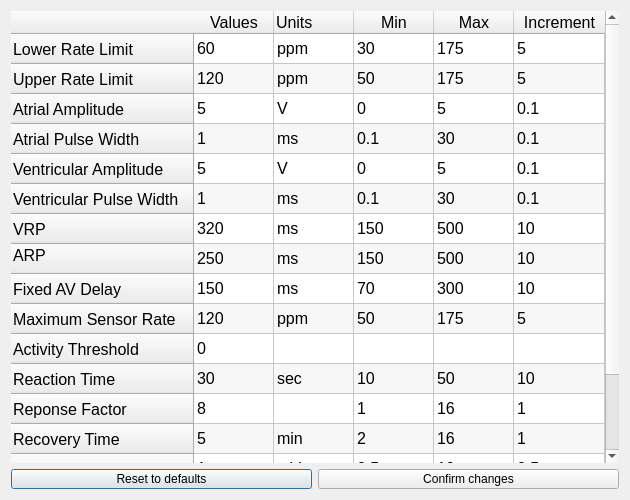
Above: DCM/ui_files/parameters.ui from CarlosCapili/3K04-Pacemaker-Project before the change. Below: the same form after it.
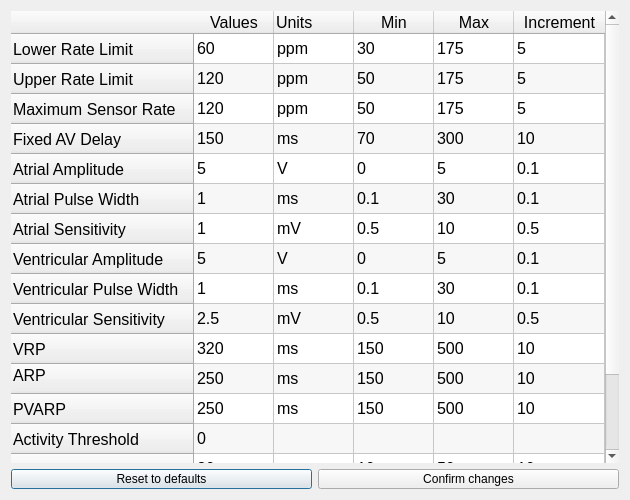
That is the form after the change.

```diff
--- a/DCM/ui_files/parameters.ui
+++ b/DCM/ui_files/parameters.ui
@@ -169,6 +169,16 @@
        <string>Upper Rate Limit</string>
       </property>
      </row>
+     <row>
+      <property name="text">
+       <string>Maximum Sensor Rate</string>
+      </property>
+     </row>
+     <row>
+      <property name="text">
+       <string>Fixed AV Delay</string>
+      </property>
+     </row>
      <row>
       <property name="text">
        <string>Atrial Amplitude</string>
@@ -179,6 +189,11 @@
        <string>Atrial Pulse Width</string>
       </property>
      </row>
+     <row>
+      <property name="text">
+       <string>Atrial Sensitivity</string>
+      </property>
+     </row>
      <row>
       <property name="text">
        <string>Ventricular Amplitude</string>
@@ -189,6 +204,11 @@
        <string>Ventricular Pulse Width</string>
       </property>
      </row>
+     <row>
+      <property name="text">
+       <string>Ventricular Sensitivity</string>
+      </property>
+     </row>
      <row>
       <property name="text">
        <string>VRP</string>
@@ -204,12 +224,7 @@
      </row>
      <row>
       <property name="text">
-       <string>Fixed AV Delay</string>
-      </property>
-     </row>
-     <row>
-      <property name="text">
-       <string>Maximum Sensor Rate</string>
+       <string>PVARP</string>
       </property>
      </row>
      <row>
@@ -232,21 +247,6 @@
        <string>Recovery Time</string>
       </property>
      </row>
-     <row>
-      <property name="text">
-       <string>Atrial Sensitivity</string>
-      </property>
-     </row>
-     <row>
-      <property name="text">
-       <string>Ventricular Sensitivity</string>
-      </property>
-     </row>
-     <row>
-      <property name="text">
-       <string>PVARP</string>
-      </property>
-     </row>
      <column>
       <property name="text">
        <string>Values</string>
@@ -354,76 +354,52 @@
      </item>
      <item row="2" column="0">
       <property name="text">
-       <string>5</string>
+       <string>120</string>
       </property>
      </item>
      <item row="2" column="1">
       <property name="text">
-       <string>V</string>
-      </property>
-      <property name="flags">
-       <set>ItemIsDragEnabled|ItemIsUserCheckable|ItemIsEnabled</set>
+       <string>ppm</string>
       </property>
      </item>
      <item row="2" column="2">
       <property name="text">
-       <string>0</string>
-      </property>
-      <property name="flags">
-       <set>ItemIsDragEnabled|ItemIsUserCheckable|ItemIsEnabled</set>
+       <string>50</string>
       </property>
      </item>
      <item row="2" column="3">
       <property name="text">
-       <string>5</string>
-      </property>
-      <property name="flags">
-       <set>ItemIsDragEnabled|ItemIsUserCheckable|ItemIsEnabled</set>
+       <string>175</string>
       </property>
      </item>
      <item row="2" column="4">
       <property name="text">
-       <string>0.1</string>
-      </property>
-      <property name="flags">
-       <set>ItemIsDragEnabled|ItemIsUserCheckable|ItemIsEnabled</set>
+       <string>5</string>
       </property>
      </item>
      <item row="3" column="0">
       <property name="text">
-       <string>1</string>
+       <string>150</string>
       </property>
      </item>
      <item row="3" column="1">
       <property name="text">
        <string>ms</string>
       </property>
-      <property name="flags">
-       <set>ItemIsDragEnabled|ItemIsUserCheckable|ItemIsEnabled</set>
-      </property>
      </item>
      <item row="3" column="2">
       <property name="text">
-       <string>0.1</string>
-      </property>
-      <property name="flags">
-       <set>ItemIsDragEnabled|ItemIsUserCheckable|ItemIsEnabled</set>
+       <string>70</string>
       </property>
      </item>
      <item row="3" column="3">
       <property name="text">
-       <string>30</string>
-      </property>
-      <property name="flags">
-       <set>ItemIsDragEnabled|ItemIsUserCheckable|ItemIsEnabled</set>
+       <string>300</string>
       </property>
      </item>
      <item row="3" column="4">
       <property name="text">
-       <string>0.1</string>
-      </property>
-      <property name="flags">
-       <set>ItemIsDragEnabled|ItemIsUserCheckable|ItemIsEnabled</set>
+       <string>10</string>
       </property>
      </item>
      <item row="4" column="0">
@@ -502,55 +478,37 @@
      </item>
      <item row="6" column="0">
       <property name="text">
-       <string>320</string>
+       <string>1</string>
       </property>
      </item>
      <item row="6" column="1">
       <property name="text">
-       <string>ms</string>
-      </property>
-      <property name="flags">
-       <set>ItemIsDragEnabled|ItemIsUserCheckable|ItemIsEnabled</set>
+       <string>mV</string>
       </property>
      </item>
      <item row="6" column="2">
       <property name="text">
-       <string>150</string>
-      </property>
-      <property name="flags">
-       <set>ItemIsDragEnabled|ItemIsUserCheckable|ItemIsEnabled</set>
+       <string>0.5</string>
       </property>
      </item>
      <item row="6" column="3">
       <property name="text">
-       <string>500</string>
-      </property>
-      <property name="flags">
-       <set>ItemIsDragEnabled|ItemIsUserCheckable|ItemIsEnabled</set>
+       <string>10</string>
       </property>
      </item>
      <item row="6" column="4">
       <property name="text">
-       <string>10</string>
-      </property>
-      <property name="flags">
-       <set>ItemIsDragEnabled|ItemIsUserCheckable|ItemIsEnabled</set>
+       <string>0.5</string>
       </property>
      </item>
      <item row="7" column="0">
       <property name="text">
-       <string>250</string>
-      </property>
-      <property name="textAlignment">
-       <set>AlignLeading|AlignVCenter</set>
+       <string>5</string>
       </property>
      </item>
      <item row="7" column="1">
       <property name="text">
-       <string>ms</string>
-      </property>
-      <property name="textAlignment">
-       <set>AlignLeading|AlignVCenter</set>
+       <string>V</string>
       </property>
       <property name="flags">
        <set>ItemIsDragEnabled|ItemIsUserCheckable|ItemIsEnabled</set>
@@ -558,10 +516,7 @@
      </item>
      <item row="7" column="2">
       <property name="text">
-       <string>150</string>
-      </property>
-      <property name="textAlignment">
-       <set>AlignLeading|AlignVCenter</set>
+       <string>0</string>
       </property>
       <property name="flags">
        <set>ItemIsDragEnabled|ItemIsUserCheckable|ItemIsEnabled</set>
@@ -569,10 +524,7 @@
      </item>
      <item row="7" column="3">
       <property name="text">
-       <string>500</string>
-      </property>
-      <property name="textAlignment">
-       <set>AlignLeading|AlignVCenter</set>
+       <string>5</string>
       </property>
       <property name="flags">
        <set>ItemIsDragEnabled|ItemIsUserCheckable|ItemIsEnabled</set>
@@ -580,10 +532,7 @@
      </item>
      <item row="7" column="4">
       <property name="text">
-       <string>10</string>
-      </property>
-      <property name="textAlignment">
-       <set>AlignLeading|AlignVCenter</set>
+       <string>0.1</string>
       </property>
       <property name="flags">
        <set>ItemIsDragEnabled|ItemIsUserCheckable|ItemIsEnabled</set>
@@ -591,207 +540,258 @@
      </item>
      <item row="8" column="0">
       <property name="text">
-       <string>150</string>
+       <string>1</string>
       </property>
      </item>
      <item row="8" column="1">
       <property name="text">
        <string>ms</string>
       </property>
+      <property name="flags">
+       <set>ItemIsDragEnabled|ItemIsUserCheckable|ItemIsEnabled</set>
+      </property>
      </item>
      <item row="8" column="2">
       <property name="text">
-       <string>70</string>
+       <string>0.1</string>
+      </property>
+      <property name="flags">
+       <set>ItemIsDragEnabled|ItemIsUserCheckable|ItemIsEnabled</set>
       </property>
      </item>
      <item row="8" column="3">
       <property name="text">
-       <string>300</string>
+       <string>30</string>
+      </property>
+      <property name="flags">
+       <set>ItemIsDragEnabled|ItemIsUserCheckable|ItemIsEnabled</set>
       </property>
      </item>
      <item row="8" column="4">
       <property name="text">
-       <string>10</string>
+       <string>0.1</string>
+      </property>
+      <property name="flags">
+       <set>ItemIsDragEnabled|ItemIsUserCheckable|ItemIsEnabled</set>
       </property>
      </item>
      <item row="9" column="0">
       <property name="text">
-       <string>120</string>
+       <string>2.5</string>
       </property>
      </item>
      <item row="9" column="1">
       <property name="text">
-       <string>ppm</string>
+       <string>mV</string>
       </property>
      </item>
      <item row="9" column="2">
       <property name="text">
-       <string>50</string>
+       <string>0.5</string>
       </property>
      </item>
      <item row="9" column="3">
       <property name="text">
-       <string>175</string>
+       <string>10</string>
       </property>
      </item>
      <item row="9" column="4">
       <property name="text">
-       <string>5</string>
+       <string>0.5</string>
       </property>
      </item>
      <item row="10" column="0">
       <property name="text">
-       <string>0</string>
+       <string>320</string>
+      </property>
+     </item>
+     <item row="10" column="1">
+      <property name="text">
+       <string>ms</string>
+      </property>
+      <property name="flags">
+       <set>ItemIsDragEnabled|ItemIsUserCheckable|ItemIsEnabled</set>
+      </property>
+     </item>
+     <item row="10" column="2">
+      <property name="text">
+       <string>150</string>
+      </property>
+      <property name="flags">
+       <set>ItemIsDragEnabled|ItemIsUserCheckable|ItemIsEnabled</set>
+      </property>
+     </item>
+     <item row="10" column="3">
+      <property name="text">
+       <string>500</string>
+      </property>
+      <property name="flags">
+       <set>ItemIsDragEnabled|ItemIsUserCheckable|ItemIsEnabled</set>
+      </property>
+     </item>
+     <item row="10" column="4">
+      <property name="text">
+       <string>10</string>
+      </property>
+      <property name="flags">
+       <set>ItemIsDragEnabled|ItemIsUserCheckable|ItemIsEnabled</set>
       </property>
      </item>
      <item row="11" column="0">
       <property name="text">
-       <string>30</string>
+       <string>250</string>
+      </property>
+      <property name="textAlignment">
+       <set>AlignLeading|AlignVCenter</set>
       </property>
      </item>
      <item row="11" column="1">
       <property name="text">
-       <string>sec</string>
+       <string>ms</string>
+      </property>
+      <property name="textAlignment">
+       <set>AlignLeading|AlignVCenter</set>
+      </property>
+      <property name="flags">
+       <set>ItemIsDragEnabled|ItemIsUserCheckable|ItemIsEnabled</set>
       </property>
      </item>
      <item row="11" column="2">
       <property name="text">
-       <string>10</string>
+       <string>150</string>
+      </property>
+      <property name="textAlignment">
+       <set>AlignLeading|AlignVCenter</set>
+      </property>
+      <property name="flags">
+       <set>ItemIsDragEnabled|ItemIsUserCheckable|ItemIsEnabled</set>
       </property>
      </item>
      <item row="11" column="3">
       <property name="text">
-       <string>50</string>
+       <string>500</string>
+      </property>
+      <property name="textAlignment">
+       <set>AlignLeading|AlignVCenter</set>
+      </property>
+      <property name="flags">
+       <set>ItemIsDragEnabled|ItemIsUserCheckable|ItemIsEnabled</set>
       </property>
      </item>
      <item row="11" column="4">
       <property name="text">
        <string>10</string>
       </property>
+      <property name="textAlignment">
+       <set>AlignLeading|AlignVCenter</set>
+      </property>
+      <property name="flags">
+       <set>ItemIsDragEnabled|ItemIsUserCheckable|ItemIsEnabled</set>
+      </property>
      </item>
      <item row="12" column="0">
       <property name="text">
-       <string>8</string>
+       <string>250</string>
       </property>
      </item>
      <item row="12" column="1">
       <property name="text">
-       <string/>
+       <string>ms</string>
       </property>
      </item>
      <item row="12" column="2">
       <property name="text">
-       <string>1</string>
+       <string>150</string>
       </property>
      </item>
      <item row="12" column="3">
       <property name="text">
-       <string>16</string>
+       <string>500</string>
       </property>
      </item>
      <item row="12" column="4">
       <property name="text">
-       <string>1</string>
+       <string>10</string>
       </property>
      </item>
      <item row="13" column="0">
       <property name="text">
-       <string>5</string>
-      </property>
-     </item>
-     <item row="13" column="1">
-      <property name="text">
-       <string>min</string>
-      </property>
-     </item>
-     <item row="13" column="2">
-      <property name="text">
-       <string>2</string>
-      </property>
-     </item>
-     <item row="13" column="3">
-      <property name="text">
-       <string>16</string>
-      </property>
-     </item>
-     <item row="13" column="4">
-      <property name="text">
-       <string>1</string>
+       <string>0</string>
       </property>
      </item>
      <item row="14" column="0">
       <property name="text">
-       <string>1</string>
+       <string>30</string>
       </property>
      </item>
      <item row="14" column="1">
       <property name="text">
-       <string>mV</string>
+       <string>sec</string>
       </property>
      </item>
      <item row="14" column="2">
       <property name="text">
-       <string>0.5</string>
+       <string>10</string>
       </property>
      </item>
      <item row="14" column="3">
       <property name="text">
-       <string>10</string>
+       <string>50</string>
       </property>
      </item>
      <item row="14" column="4">
       <property name="text">
-       <string>0.5</string>
+       <string>10</string>
       </property>
      </item>
      <item row="15" column="0">
       <property name="text">
-       <string>2.5</string>
+       <string>8</string>
       </property>
      </item>
      <item row="15" column="1">
       <property name="text">
-       <string>mV</string>
+       <string/>
       </property>
      </item>
      <item row="15" column="2">
       <property name="text">
-       <string>0.5</string>
+       <string>1</string>
       </property>
      </item>
      <item row="15" column="3">
       <property name="text">
-       <string>10</string>
+       <string>16</string>
       </property>
      </item>
      <item row="15" column="4">
       <property name="text">
-       <string>0.5</string>
+       <string>1</string>
       </property>
      </item>
      <item row="16" column="0">
       <property name="text">
-       <string>250</string>
+       <string>5</string>
       </property>
      </item>
      <item row="16" column="1">
       <property name="text">
-       <string>ms</string>
+       <string>min</string>
       </property>
      </item>
      <item row="16" column="2">
       <property name="text">
-       <string>150</string>
+       <string>2</string>
       </property>
      </item>
      <item row="16" column="3">
       <property name="text">
-       <string>500</string>
+       <string>16</string>
       </property>
      </item>
      <item row="16" column="4">
       <property name="text">
-       <string>10</string>
+       <string>1</string>
       </property>
      </item>
     </widget>
```
